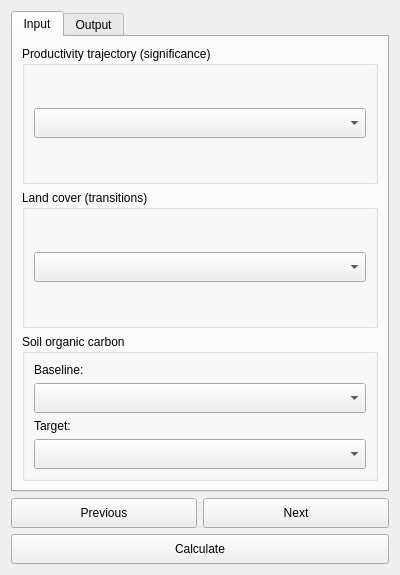
First picture: the form in LDMP/gui/DlgReportingSummaryTable.ui, repository ConservationInternational/trends.earth, before the edit.
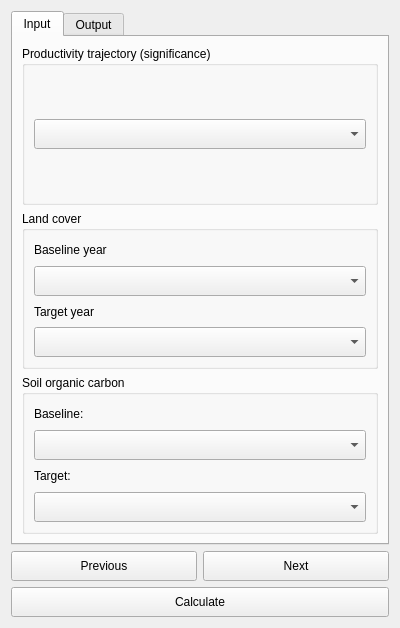
Second picture: the form after the edit.

Commit message: Fix summary table output.

Diff of the .ui file:
```diff
--- a/LDMP/gui/DlgReportingSummaryTable.ui
+++ b/LDMP/gui/DlgReportingSummaryTable.ui
@@ -7,7 +7,7 @@
     <x>0</x>
     <y>0</y>
     <width>400</width>
-    <height>575</height>
+    <height>628</height>
    </rect>
   </property>
   <property name="sizePolicy">
@@ -109,11 +109,18 @@
           </font>
          </property>
          <property name="title">
-          <string>Land cover (transitions)</string>
+          <string>Land cover</string>
          </property>
          <layout class="QVBoxLayout" name="verticalLayout_6">
           <item>
-           <widget class="QComboBox" name="combo_layer_lc_tr">
+           <widget class="QLabel" name="label_3">
+            <property name="text">
+             <string>Baseline year</string>
+            </property>
+           </widget>
+          </item>
+          <item>
+           <widget class="QComboBox" name="combo_layer_lc_bl">
             <property name="sizePolicy">
              <sizepolicy hsizetype="Expanding" vsizetype="Fixed">
               <horstretch>0</horstretch>
@@ -128,6 +135,23 @@
             </property>
            </widget>
           </item>
+          <item>
+           <widget class="QLabel" name="label_4">
+            <property name="text">
+             <string>Target year</string>
+            </property>
+           </widget>
+          </item>
+          <item>
+           <widget class="QComboBox" name="combo_layer_lc_tg">
+            <property name="minimumSize">
+             <size>
+              <width>0</width>
+              <height>30</height>
+             </size>
+            </property>
+           </widget>
+          </item>
          </layout>
         </widget>
        </item>
```
Left out of the diff: 2 changed lines with no effect on the pictures. The commit also changes 2 other files.
